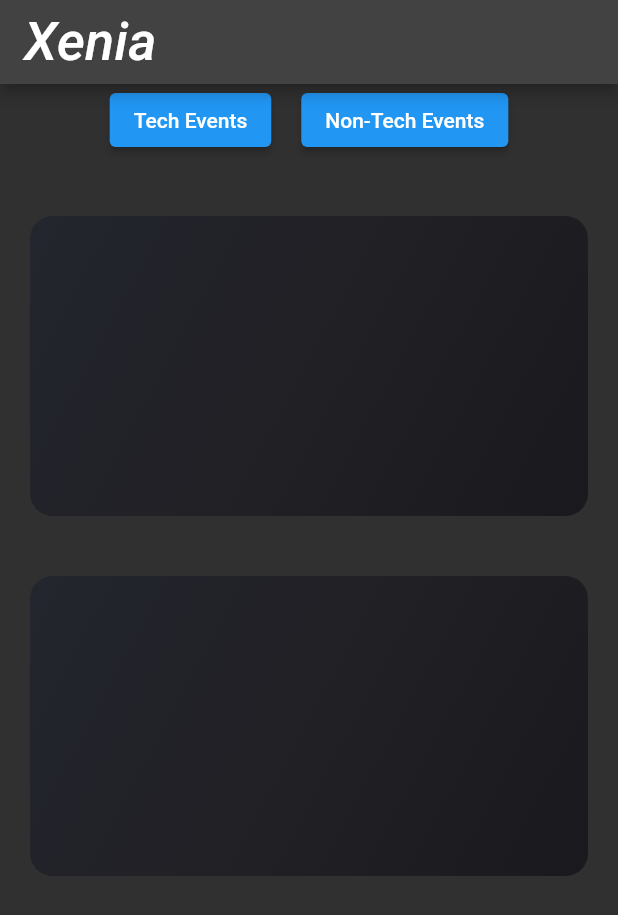
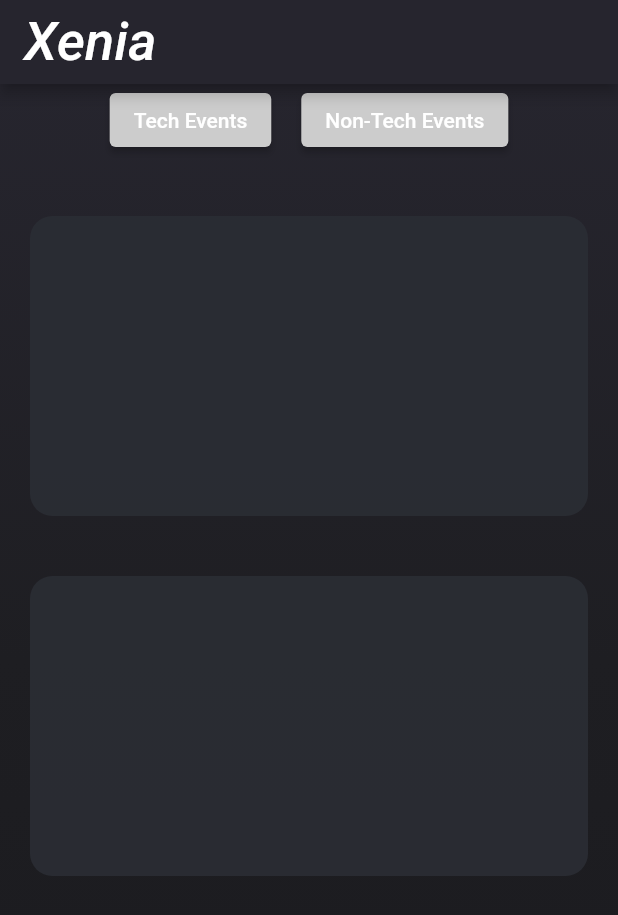
Before and after one commit to Nakulp07/pcsb_demo, a Flutter app: the EventListPage screen opened directly, after a tap on "Tech Events", on a phone screen of 412 x 824 dp. Shown: the top 915 px of the screen. Run offline on Flutter 3.47's test engine with Material 2 defaults, Android fonts, the light colour scheme and no system bars; our stand-ins replace bloc, carousel_slider, flutter_bloc; missing offline and left inert: xen_popup_card; Roboto replaces fonts that are missing (Georgia).

Commit message:
color changes

```diff
--- a/lib/features/Event/ui/Xenia_ui.dart
+++ b/lib/features/Event/ui/Xenia_ui.dart
@@ -52,20 +52,38 @@ class _EventListPageState extends State<EventListPage> {
   @override
   Widget build(BuildContext context) {
     return Scaffold(
-      appBar: AppBar(title: Text('Xenia')),
-      body: Column(
+      appBar: AppBar(title: Text('Xenia',style: TextStyle(color: Colors.white),),
+      backgroundColor:  Color(0xFF26252e),),
+      body: Container(
+        decoration: BoxDecoration(
+          gradient: LinearGradient(
+            colors: [
+              Color(0xFF26252e),
+              Color(0xFF1e1e22),
+              Color(0xFF1a1a1e),
+            ], // Define your gradient colors
+            begin: Alignment.topCenter,
+            end: Alignment.bottomCenter,
+          ),
+        ),
+        child: Column(
+
           children: [
             Row(
               mainAxisAlignment: MainAxisAlignment.center,
               children: [
                 ElevatedButton(
+                  style: ElevatedButton.styleFrom(
+                    primary: Color(0xFFcccccc),
+                  ),
                   onPressed: _buildXeniaTechEventContainers,
                   child: Text('Tech Events'),
-
-
                 ),
                 SizedBox(width: 20),
                 ElevatedButton(
+                  style: ElevatedButton.styleFrom(
+                    primary: Color(0xFFcccccc),
+                  ),
                   onPressed: _buildXeniaNonTechEventContainers,
                   child: Text('Non-Tech Events'),
                 ),
@@ -81,6 +99,7 @@ class _EventListPageState extends State<EventListPage> {
               ),
             ),
           ],
+        ),
       ),
     );
   }
--- a/lib/features/Event/ui/event_tile_widget.dart
+++ b/lib/features/Event/ui/event_tile_widget.dart
@@ -1,4 +1,5 @@
 import 'package:flutter/cupertino.dart';
+import 'package:flutter/material.dart';
 
 class Eventtile extends StatefulWidget {
   const Eventtile({Key? key}) : super(key: key);
@@ -17,15 +18,11 @@ class _EventtileState extends State<Eventtile> {
         width: 50,
         decoration: BoxDecoration(
           borderRadius: BorderRadius.circular(15),
-          gradient: LinearGradient(colors: [
-            Color(0xff23262e),Color(0xFF212025),Color(0xFF1a1a1e)
-
-          ],
-            begin: Alignment.topLeft,
-            end: Alignment.bottomRight,
+          color:Color.fromRGBO(42,45,52,0.9),
+          // Colors.ARGB(42,45,52,50),
           ),
         ),
-      ),
+
 
     );
   }
--- a/lib/features/Event/ui/event_ui.dart
+++ b/lib/features/Event/ui/event_ui.dart
@@ -20,9 +20,10 @@ class _EventpageState extends State<Eventpage> {
         decoration: BoxDecoration(
           gradient: LinearGradient(
             colors: [
-              Color(0xFF000433),
-              Color(0xFF012d6c),
-              Color(0xFF0159b1)
+              Color(0xFF26252e),
+              Color(0xFF1e1e22),
+              Color(0xFF1a1a1e),
+
             ], // Define your gradient colors
             begin: Alignment.topCenter,
             end: Alignment.bottomCenter,
@@ -44,7 +45,7 @@ class _EventpageState extends State<Eventpage> {
                   decoration: BoxDecoration(
                     image: DecorationImage(
                       image: NetworkImage(
-                          'https://img.freepik.com/free-vector/top-view-dark-laptop-background-template_52683-7081.jpg?w=1060&t=st=1691936046~exp=1691936646~hmac=74dcf4955b8714831305edb6c6f3b2975e7f833f06b141071a6c33972133d338'),
+                          'https://www.pictcsi.com/assets/images/xenia.png'),
                       fit: BoxFit.cover,
                     ),
                     borderRadius: BorderRadius.circular(15),
@@ -73,7 +74,7 @@ class _EventpageState extends State<Eventpage> {
                   decoration: BoxDecoration(
                     image: DecorationImage(
                         image: NetworkImage(
-                            'https://img.freepik.com/free-photo/old-fashioned-flat-lay-with-letters-writing-accessories_155003-3599.jpg?w=1060&t=st=1692025680~exp=1692026280~hmac=b17a91404d8caba100d8440b32ca504627b92b4868d30786e1c42f7823ee0bdb'),
+                            'https://drive.google.com/uc?export=view&id=1j8GKWFBp478GG1KtL3uhqRricA64fmP-'),
                         fit: BoxFit.cover),
                     borderRadius: BorderRadius.circular(15),
                   ),
```
Lines whose indentation alone changed are shown as unchanged.
